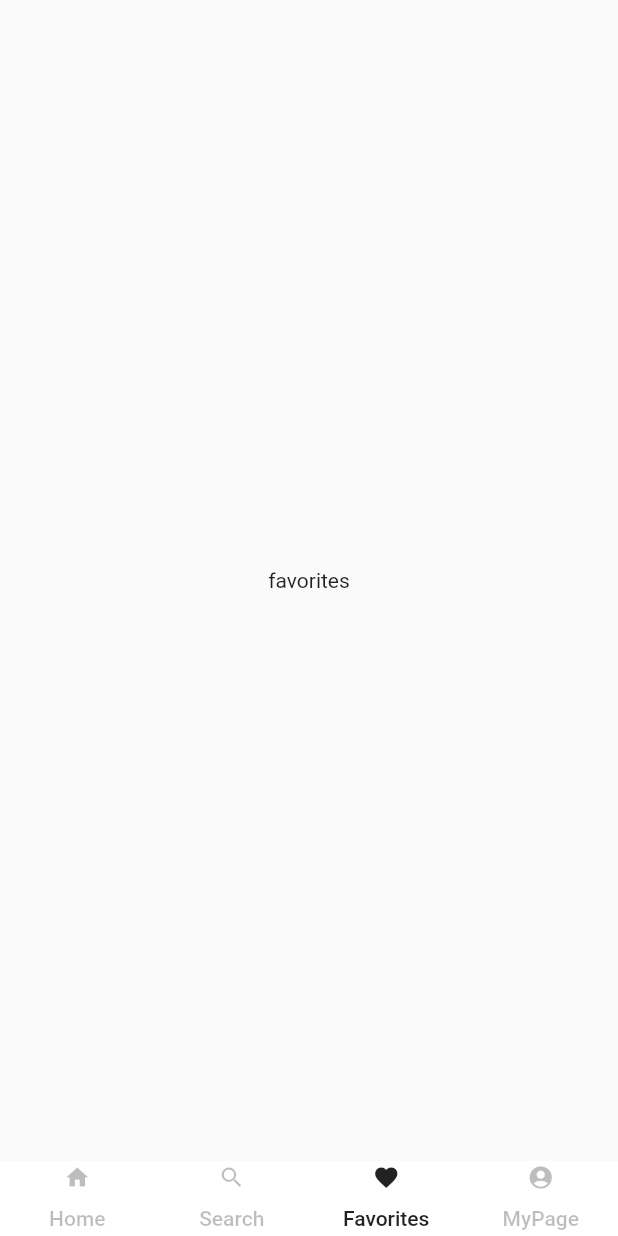
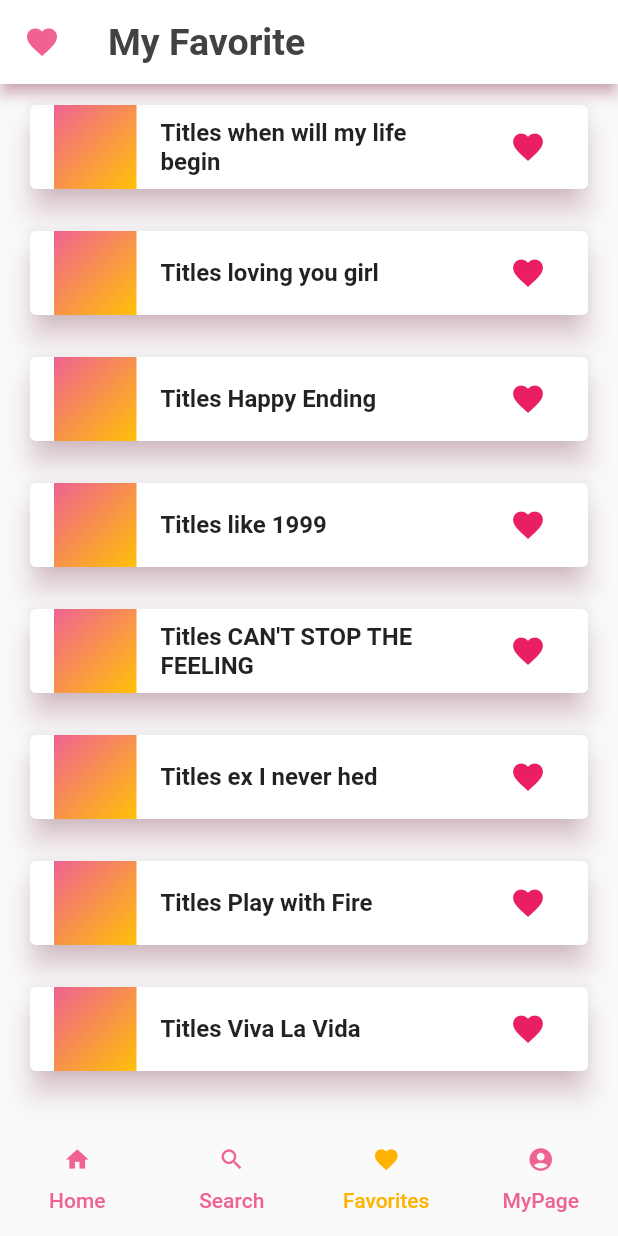
Before and after one commit to songyoungwoon/Flutter_Project_ReviewService_HookiLg, a Flutter app: the FirstHome screen opened directly, item 3 of the bottom bar chosen, on a phone screen of 412 x 824 dp. Run offline on Flutter 3.47's test engine with Material 2 defaults, Android fonts, the phone set to English and light mode, and no system bars; our stand-ins replace carousel_slider, cloud_firestore, firebase_auth, firebase_core, flutter_html, flutter_svg and 1 more; accounts and stored records are empty.

Commit message:
design update

```diff
--- a/lib/components/rounded_input_extra_field.dart
+++ b/lib/components/rounded_input_extra_field.dart
@@ -27,7 +27,7 @@ class RoundedInputExtraField extends StatelessWidget {
         decoration: InputDecoration(
           icon: Icon(
             icon,
-            color: kPrimaryColor,
+            color: Colors.amber[600],
           ),
           hintText: hintText,
           hintStyle: TextStyle(color: Colors.grey),
--- a/lib/components/rounded_input_field.dart
+++ b/lib/components/rounded_input_field.dart
@@ -27,7 +27,7 @@ class RoundedInputField extends StatelessWidget {
         decoration: InputDecoration(
           icon: Icon(
             icon,
-            color: kPrimaryColor,
+            color: Colors.amber[600],
           ),
           hintText: hintText,
           hintStyle: TextStyle(color: Colors.grey),
--- a/lib/components/rounded_password_field.dart
+++ b/lib/components/rounded_password_field.dart
@@ -27,11 +27,11 @@ class RoundedPasswordField extends StatelessWidget {
           hintStyle: TextStyle(color: Colors.grey),
           icon: Icon(
             Icons.lock,
-            color: kPrimaryColor,
+            color: Colors.amber[600],
           ),
           suffixIcon: Icon(
             Icons.visibility,
-            color: kPrimaryColor,
+            color: Colors.amber[600],
           ),
           border: InputBorder.none,
         ),
--- a/lib/components/without_login.dart
+++ b/lib/components/without_login.dart
@@ -18,7 +18,7 @@ class WithoutLogin extends StatelessWidget {
           onTap: press,
           child: Text("use wiithout an account.",
             style: TextStyle(
-              color: Colors.black,
+              color: Colors.amber[600],
               fontWeight: FontWeight.bold,
             ),
           ),
--- a/lib/constants.dart
+++ b/lib/constants.dart
@@ -1,4 +1,4 @@
 import 'package:flutter/material.dart';
 
-const kPrimaryColor = Color(0xFF6F35A5);
-const kPrimaryLightColor = Color(0xFFF1E6FF);
+const kPrimaryColor = Color(0xFFFF80AB);
+const kPrimaryLightColor = Color(0xFFFCE4EC);
--- a/lib/screen/favorites.dart
+++ b/lib/screen/favorites.dart
@@ -0,0 +1,97 @@
+// import 'package:cloud_firestore/cloud_firestore.dart';
+import 'package:flutter/material.dart';
+import 'package:fp_review_service_hookilg/page/showReview_page.dart';
+
+
+class favoriteLsit extends StatefulWidget {
+
+
+  favoriteLsit();
+  favoriteLsit.reviewListInfo();
+
+  @override
+  _favoriteLsitState createState() => _favoriteLsitState();
+}
+
+List<String> titles =<String>[
+  'when will my life begin',
+  'loving you girl',
+  'Happy Ending',
+  'like 1999',
+  'CAN\'T STOP THE FEELING',
+  'ex I never hed',
+  'Play with Fire',
+  'Viva La Vida'
+];
+
+bool isFavorite =true;
+
+class _favoriteLsitState extends State<favoriteLsit> {
+  _favoriteLsitState();
+
+  @override
+  Widget build(BuildContext context) {
+    return Scaffold(
+      appBar: AppBar(
+        title: Text('My Favorite',
+        style: TextStyle(
+            color: Colors.grey[800],
+            fontWeight: FontWeight.bold,
+            fontSize: 25
+          ),
+        ),
+        leading: Icon(Icons.favorite, color: Colors.pink[300],),
+        backgroundColor: Colors.white,
+        shadowColor: Colors.pink[200],
+      ),
+      body: ListView.builder(
+        // padding: EdgeInsets.all(8),
+        itemCount: titles.length,
+        itemBuilder: (BuildContext context,int index){
+          return Card(
+            shadowColor: Colors.pink[100],
+            elevation: 8,
+            margin:EdgeInsets.symmetric(vertical: 14, horizontal: 20),
+            child: ListTile(
+              leading: ClipRect(
+                child: Container(
+                  width: 55,
+                  height: 100,
+                  decoration: BoxDecoration(
+                    gradient: LinearGradient(
+                      begin: Alignment.topLeft,
+                      end: Alignment.bottomRight,
+                      colors: [
+                        Color(0xfff06292),
+                        Colors.amber
+                      ]
+                    )
+                  ),
+                ),
+              ),
+              title: Container(
+                // color: Colors.red,
+                child: Column(
+                  crossAxisAlignment: CrossAxisAlignment.start,
+                  children: [
+                    Text('Titles ${titles[index]}',
+                    style:TextStyle(fontWeight: FontWeight.bold) ,)
+                  ]
+                )
+              ),
+              trailing: IconButton(
+                onPressed: (){
+                  if(isFavorite==true){
+
+                  }
+                },
+                icon: Icon(Icons.favorite, color: Colors.pink,),),
+            ),
+          );
+
+        },
+
+      ),
+    );
+  }
+}
--- a/lib/screen/fristhome.dart
+++ b/lib/screen/fristhome.dart
@@ -1,7 +1,7 @@
 import 'package:flutter/material.dart';
 import 'package:fp_review_service_hookilg/screen/search.dart';
 import 'package:fp_review_service_hookilg/widget/bottom_bar.dart';
-
+import 'favorites.dart';
 import 'home.dart';
 import 'my_page.dart';
 
@@ -21,11 +21,7 @@ class _FirstHome extends State<FirstHome> {
           children: <Widget>[
             Home(),
             Search(),
-            Container(
-              child: Center(
-                child: Text('favorites'),
-              ),
-            ),
+            favoriteLsit(),
             MyPage(),
           ],
         ),
--- a/lib/screen/home.dart
+++ b/lib/screen/home.dart
@@ -29,7 +29,7 @@ class _HomeState extends State<Home> {
               Icons.auto_stories,
               size: 40,
             ),
-            color: Colors.pink[200],
+            color: Colors.pink[300],
           ),
           searchBar(),
           Padding(padding: EdgeInsets.only(top: 20),),
--- a/lib/widget/bottom_bar.dart
+++ b/lib/widget/bottom_bar.dart
@@ -4,12 +4,11 @@ class BottomBar extends StatelessWidget {
   @override
   Widget build(BuildContext context) {
     return Container(
-      color: Colors.white,
-      child: Container(
-        height: 50,
+
+      // color: Colors.white,
       child: TabBar(
-          labelColor: Colors.black87,
-          unselectedLabelColor: Colors.black26,
+        labelColor: Colors.amber[600],
+        unselectedLabelColor: Colors.pink[300],
         indicatorColor: Colors.transparent,
         tabs: [
           Tab(
@@ -42,7 +41,6 @@ class BottomBar extends StatelessWidget {
           ),
         ],
       ),
-      ),
     );
   }
 }
```
Also changed, not shown: lib/page/reviewList_page.dart (+9 -24 lines), lib/page/searchResult_page.dart (+4 -4 lines), lib/page/showReview_page.dart (+23 -53 lines), lib/page/writeReview_page.dart (+19 -27 lines), lib/screen/Login/components/body.dart (+15 -4 lines), lib/screen/Signup/components/body.dart (+14 -3 lines), lib/screen/Welcome/components/body.dart (+15 -4 lines), lib/widget/writeText.dart (+6 -3 lines). Lines whose indentation alone changed are shown as unchanged.
